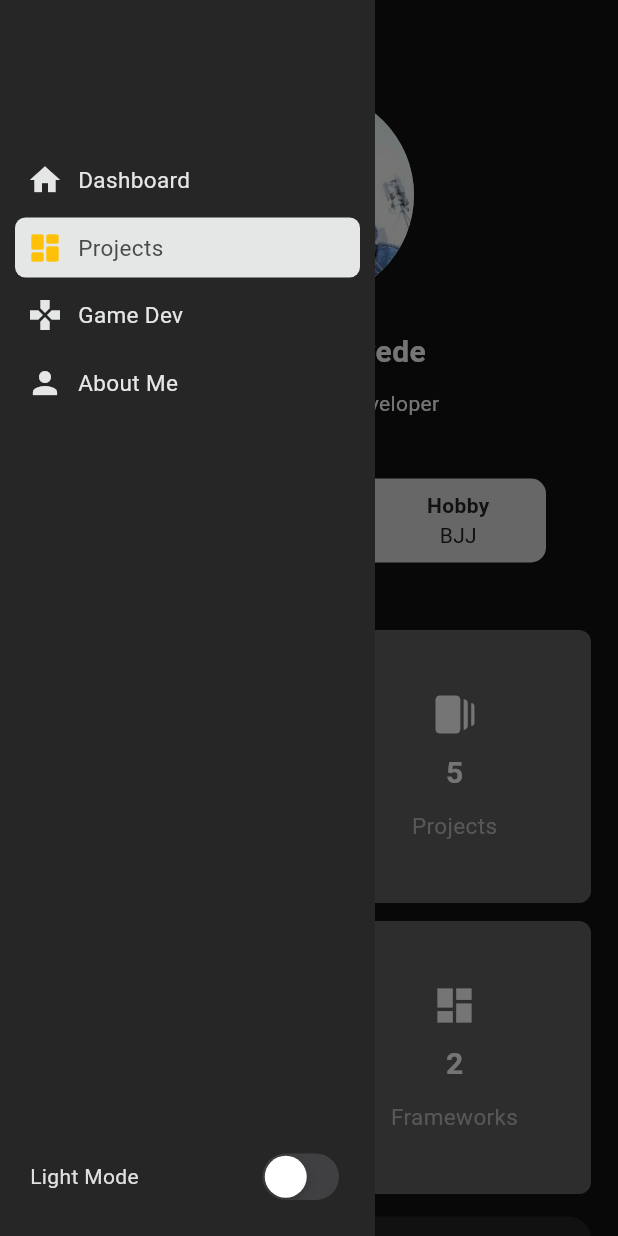
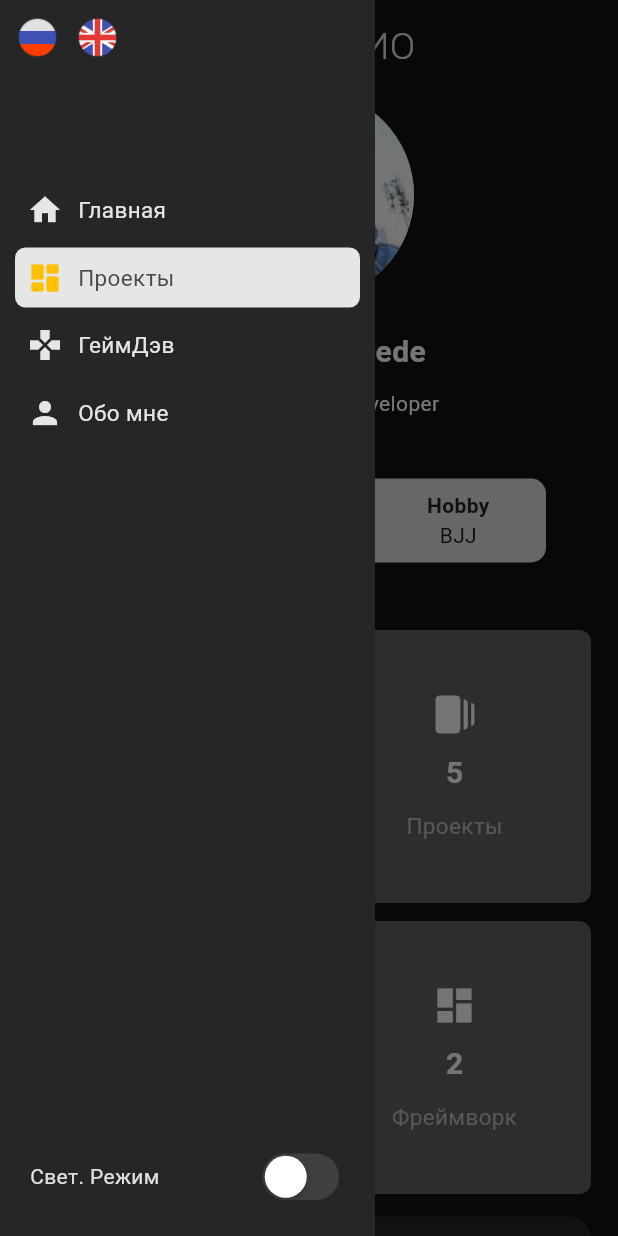
Before and after one commit to leokushio/portfolio, a Flutter app: the screen it shows after launch, after a tap on the "menu" icon, on a phone screen of 412 x 824 dp. Run offline on Flutter 3.47's test engine with Material 3 defaults, Android fonts, the phone set to English and light mode, and no system bars; our stand-ins replace fl_chart, visibility_detector.

Commit message:
added language toggle

```diff
--- a/lib/data/drawer_menu_data.dart
+++ b/lib/data/drawer_menu_data.dart
@@ -1,6 +1,9 @@
 
 import 'package:flutter/material.dart';
 import 'package:portfolio/models/drawer_menu_model.dart';
+import 'package:portfolio/providers/language_provider.dart';
+import 'package:provider/provider.dart';
+
 
 List drawerMenuData = <DrawerMenuModel>[
   DrawerMenuModel(title: 'Dashboard', icon: Icons.home),
@@ -8,3 +11,10 @@ List drawerMenuData = <DrawerMenuModel>[
   DrawerMenuModel(title: 'Game Dev', icon: Icons.gamepad),
   DrawerMenuModel(title: 'About Me', icon: Icons.person),
 ];
+
+List drawerMenuDataRus = <DrawerMenuModel>[
+  DrawerMenuModel(title: 'Главная', icon: Icons.home),
+  DrawerMenuModel(title: 'Проекты', icon: Icons.dashboard_rounded),
+  DrawerMenuModel(title: 'ГеймДэв', icon: Icons.gamepad),
+  DrawerMenuModel(title: 'Обо мне', icon: Icons.person),
+];
--- a/lib/data/experience_data.dart
+++ b/lib/data/experience_data.dart
@@ -8,4 +8,11 @@ class ExperienceDetails {
     ExperienceModel(icon: Icons.school, value: '3', title: 'Languages'),
     ExperienceModel(icon: Icons.dashboard, value: '2', title: 'Frameworks'),
   ];
+
+  final experienceDataRus = <ExperienceModel>[
+    ExperienceModel(icon: Icons.timelapse, value: '2 Года', title: 'Опыта'),
+    ExperienceModel(icon: Icons.web_stories, value: '5', title: 'Проекты'),
+    ExperienceModel(icon: Icons.school, value: '3', title: 'Языка'),
+    ExperienceModel(icon: Icons.dashboard, value: '2', title: 'Фреймворк'),
+  ];
 }
--- a/lib/main.dart
+++ b/lib/main.dart
@@ -1,6 +1,7 @@
 
 import 'package:flutter/cupertino.dart';
 import 'package:flutter/material.dart';
+import 'package:portfolio/providers/language_provider.dart';
 import 'package:portfolio/providers/theme_provider.dart';
 import 'package:portfolio/screens/main_screen.dart';
 // import 'package:portfolio/themes/dark_mode.dart';
@@ -8,10 +9,15 @@ import 'package:portfolio/themes/theme_modes.dart';
 import 'package:provider/provider.dart';
 
 void main() {
-  runApp(ChangeNotifierProvider(
-    create: (context) => ThemeProvider(),
+  runApp(
+    MultiProvider(
+      providers: [
+        ChangeNotifierProvider(create: (context) => ThemeProvider(),),
+        ChangeNotifierProvider(create: (context) => LanguageProvider(),),
+      ],
     child: const MainApp(),
-  ));
+  )
+  );
 }
 
 class MainApp extends StatelessWidget {
--- /dev/null
+++ b/lib/providers/language_provider.dart
@@ -0,0 +1,16 @@
+import 'package:flutter/material.dart';
+
+class LanguageProvider extends ChangeNotifier{
+  String language = 'rus';
+
+  void toEng (){
+    language = 'eng';
+    // print(language);
+    notifyListeners();
+  }
+  void toRus (){
+    language = 'rus';
+    // print(language);
+    notifyListeners();
+  }
+}
--- a/lib/sections/dashboard_widget.dart
+++ b/lib/sections/dashboard_widget.dart
@@ -78,12 +78,6 @@ class DashboardWidget extends StatelessWidget {
                   GamedevWidget(),
                   if(Responsive.isMobile(context))
                   const SocialsData()
-
-
-
-
-
-
                 ],
               ),
             ),
@@ -92,17 +86,5 @@ class DashboardWidget extends StatelessWidget {
       ],
     );
   }
-  Widget _myTitle (BuildContext context) {
-    return SizedBox(
-          width: double.maxFinite,
-          child: Text(
-            'MY PORTFOLIO',
-            style: TextStyle(
-              fontSize: 30.0,
-              color: Theme.of(context).colorScheme.inversePrimary,
-              fontWeight: FontWeight.w300
-            ),
-            ),
-        );
-  }
+
 }
--- a/lib/sections/drawer_menu.dart
+++ b/lib/sections/drawer_menu.dart
@@ -1,6 +1,7 @@
 import 'package:flutter/cupertino.dart';
 import 'package:flutter/material.dart';
 import 'package:portfolio/data/drawer_menu_data.dart';
+import 'package:portfolio/providers/language_provider.dart';
 import 'package:portfolio/providers/theme_provider.dart';
 import 'package:portfolio/sections/dashboard_widget.dart';
 import 'package:portfolio/themes/theme_modes.dart';
@@ -31,14 +32,40 @@ class _DrawerMenuState extends State<DrawerMenu> {
       widget.socialtKey,
     ];
     final isSelected = context.read<ThemeProvider>().isSelected;
+    final changeLang = context.read<LanguageProvider>();
+    String lang = context.watch<LanguageProvider>().language;
     return Container(
       color: Theme.of(context).colorScheme.tertiary,
       child: Column(
         mainAxisAlignment: MainAxisAlignment.spaceBetween,
         children: [
+          //------------------------------------------lang change
+          Column(
+
+            children: [
+              Padding(
+            padding: const EdgeInsets.all(10.0),
+            child: Container(
+              height: 30,
+              child: Row(
+                children: [
+                  GestureDetector(
+                    onTap: () => changeLang.toRus(),
+                    child: Image.asset('assets/rus.png'),
+                  ),
+                  const SizedBox(width: 10,),
+                  GestureDetector(
+                    onTap: () => changeLang.toEng(),
+                    child: Image.asset('assets/eng.png'),
+                  )
+                ],
+              ),
+            ),
+          ),
+              //--------------------------------------------menu
               Container(
 
-            padding: EdgeInsets.only(top: 100, left: 10, right: 10 ),
+                padding: EdgeInsets.only(top: 70, left: 10, right: 10 ),
                 child: ListView.builder(
                   shrinkWrap: true,
                   itemCount: drawerMenuData.length,
@@ -48,15 +75,12 @@ class _DrawerMenuState extends State<DrawerMenu> {
                       padding: const EdgeInsets.only(bottom: 5.0,),
                       child: InkWell(
                         onTap: (){
-                      // setState(() {
-                      //   isSelected = index;
-                      // });
                           Provider.of<ThemeProvider>(context, listen: false).switchButton(index);
                           Scrollable.ensureVisible(
                             myKeys[index].currentContext!,
                             duration: Duration(milliseconds: 500)
                             );
-                    //  widget.projectKey.currentContext!.findRenderObject();
+
                         },
                         borderRadius: BorderRadius.circular(7),
                         child: Container(
@@ -70,14 +94,14 @@ class _DrawerMenuState extends State<DrawerMenu> {
                           child: Row(
                             children: [
                               Icon(
-                            drawerMenuData[index].icon,
+                                lang == 'eng' ? drawerMenuData[index].icon : drawerMenuDataRus[index].icon,
                                 color: selected
                                   ? Colors.amber
                                   : Theme.of(context).colorScheme.surfaceTint,
                               ),
                               SizedBox(width: 10,),
                               Text(
-                          drawerMenuData[index].title,
+                              lang == 'eng' ? drawerMenuData[index].title : drawerMenuDataRus[index].title,
                               style: TextStyle(
                                 fontSize: 15,
                                 color: selected
@@ -96,13 +120,18 @@ class _DrawerMenuState extends State<DrawerMenu> {
                   }
                   ),
               ),
+
+            ],
+
+          ),
           //----------------------------------------------theme switch
               Padding(
                 padding: const EdgeInsets.all(20.0),
                 child: Row(
                   mainAxisAlignment: MainAxisAlignment.spaceBetween,
                   children: [
-                Text('Light Mode',
+                    Text(
+                      lang == 'eng' ? 'Light Mode' : 'Свет. Режим',
                     style: TextStyle(color: Theme.of(context).colorScheme.inversePrimary),
                     ),
                     CupertinoSwitch(
--- a/lib/widgets/experience_details_card.dart
+++ b/lib/widgets/experience_details_card.dart
@@ -1,13 +1,16 @@
 import 'package:flutter/material.dart';
 import 'package:portfolio/data/experience_data.dart';
+import 'package:portfolio/providers/language_provider.dart';
 import 'package:portfolio/util/responsive.dart';
 import 'package:portfolio/widgets/custom_card.dart';
+import 'package:provider/provider.dart';
 
 class ExperienceDetailsCard extends StatelessWidget {
   const ExperienceDetailsCard({super.key});
 
   @override
   Widget build(BuildContext context) {
+    String lang = context.watch<LanguageProvider>().language;
     final experienceDetails = ExperienceDetails();
     return GridView.builder(
       itemCount: experienceDetails.experienceData.length,
@@ -38,7 +41,9 @@ class ExperienceDetailsCard extends StatelessWidget {
                 ),
             ),
             Text(
-              experienceDetails.experienceData[index].title,
+              lang == 'eng'
+              ? experienceDetails.experienceData[index].title
+              : experienceDetails.experienceDataRus[index].title,
               style: TextStyle(
                   fontSize: 15,
                   color: Theme.of(context).colorScheme.primary
--- a/lib/widgets/my_title.dart
+++ b/lib/widgets/my_title.dart
@@ -1,12 +1,15 @@
 import 'package:flutter/material.dart';
 import 'package:flutter/widgets.dart';
+import 'package:portfolio/providers/language_provider.dart';
 import 'package:portfolio/util/responsive.dart';
+import 'package:provider/provider.dart';
 
 class MyTitle extends StatelessWidget {
   const MyTitle({super.key});
 
   @override
   Widget build(BuildContext context) {
+    String lang = context.watch<LanguageProvider>().language;
     return SizedBox(
       height: 60,
       child: Padding(
@@ -24,7 +27,7 @@ class MyTitle extends StatelessWidget {
                 )
                 ),
               Text(
-                'MY PORTFOLIO',
+                lang == 'eng' ? 'MY PORTFOLIO' : 'МОЙ ПОРТФОЛИО',
                 style: TextStyle(
                   fontSize: 25.0,
                   color: Theme.of(context).colorScheme.inversePrimary,
```
Also changed, not shown: assets/eng.png (added), assets/rus.png (added). Lines whose indentation alone changed are shown as unchanged.
